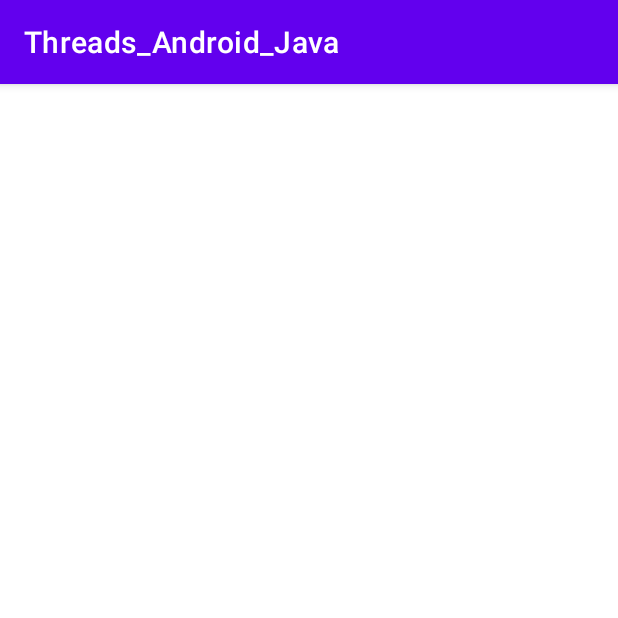
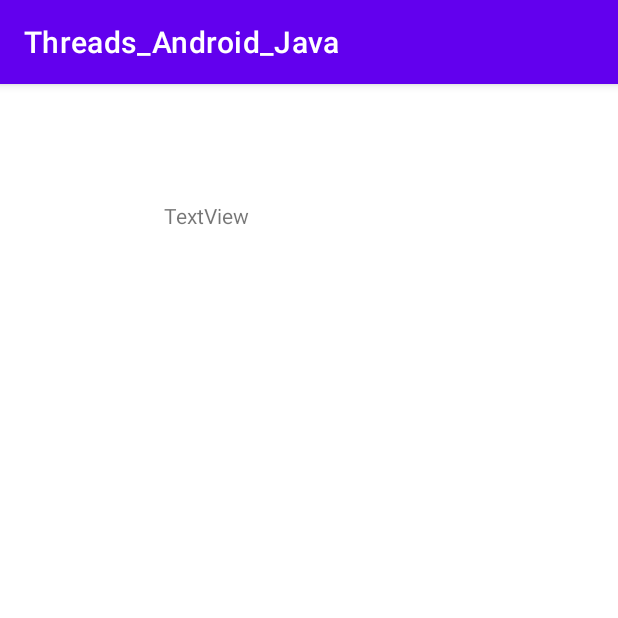
Before and after one commit to irenehernandezvelarde/Threads_Android_Java, an Android app: the screen it shows after launch (MainActivity), on a phone screen of 412 x 824 dp, the top half of it. Run offline under Robolectric (Android 15) with nearby library versions, the phone set to English and light mode, and no system bars.

Commit message:
//Add textView and set text.

```diff
--- a/app/src/main/java/com/example/threads_android_java/MainActivity.java
+++ b/app/src/main/java/com/example/threads_android_java/MainActivity.java
@@ -37,11 +37,13 @@ public class MainActivity extends AppCompatActivity {
             @Override public void onClick(View view) {
                 ExecutorService executor = Executors.newSingleThreadExecutor();
                 Handler handler = new Handler(Looper.getMainLooper());
-
                 executor.execute(new Runnable() {
                     @Override
                     public void run() {
-                        Log.i("INFO:", getDataFromUrl("https://api.myip.com"));
+                        String res = getDataFromUrl("https://api.myip.com");
+                        Log.i("INFO:", res);
+                        TextView tv = findViewById(R.id.textView);
+                        tv.setText(res);
                         handler.post(new Runnable() {
                             @Override public void run() {
                                 //UI Thread work here
--- a/app/src/main/res/layout/activity_main.xml
+++ b/app/src/main/res/layout/activity_main.xml
@@ -17,4 +17,16 @@
         app:layout_constraintStart_toStartOf="parent"
         app:layout_constraintTop_toTopOf="parent"
         app:layout_constraintVertical_bias="0.947" />
+
+    <TextView
+        android:id="@+id/textView"
+        android:layout_width="192dp"
+        android:layout_height="183dp"
+        android:text="TextView"
+        app:layout_constraintBottom_toTopOf="@+id/boton"
+        app:layout_constraintEnd_toEndOf="parent"
+        app:layout_constraintHorizontal_bias="0.497"
+        app:layout_constraintStart_toStartOf="parent"
+        app:layout_constraintTop_toTopOf="parent"
+        app:layout_constraintVertical_bias="0.157" />
 </androidx.constraintlayout.widget.ConstraintLayout>
```
